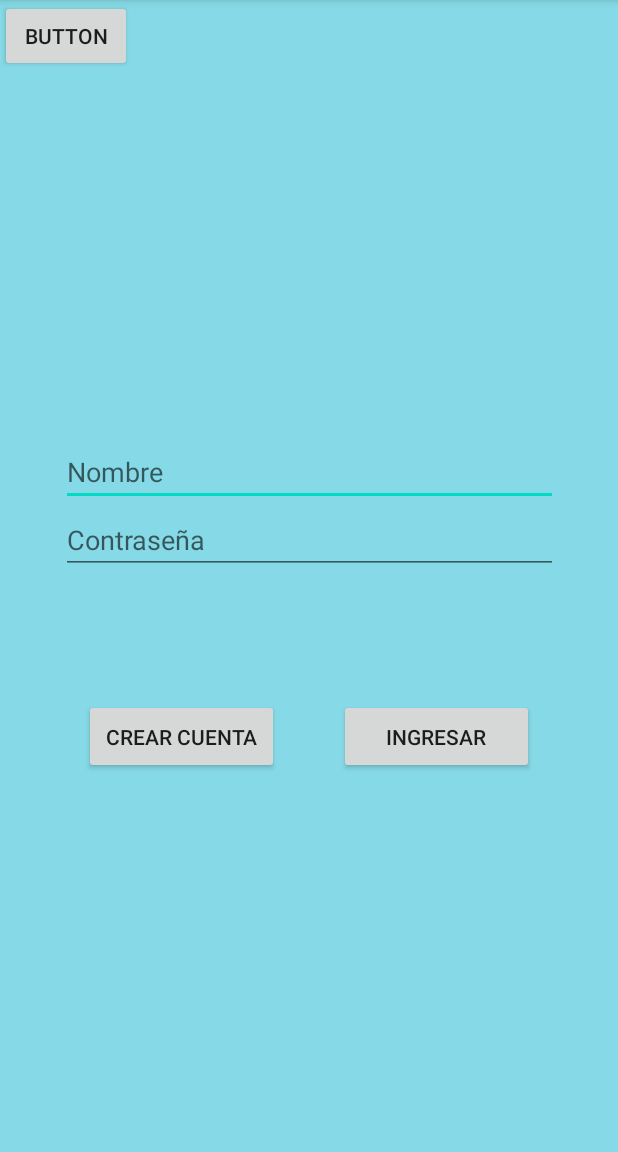
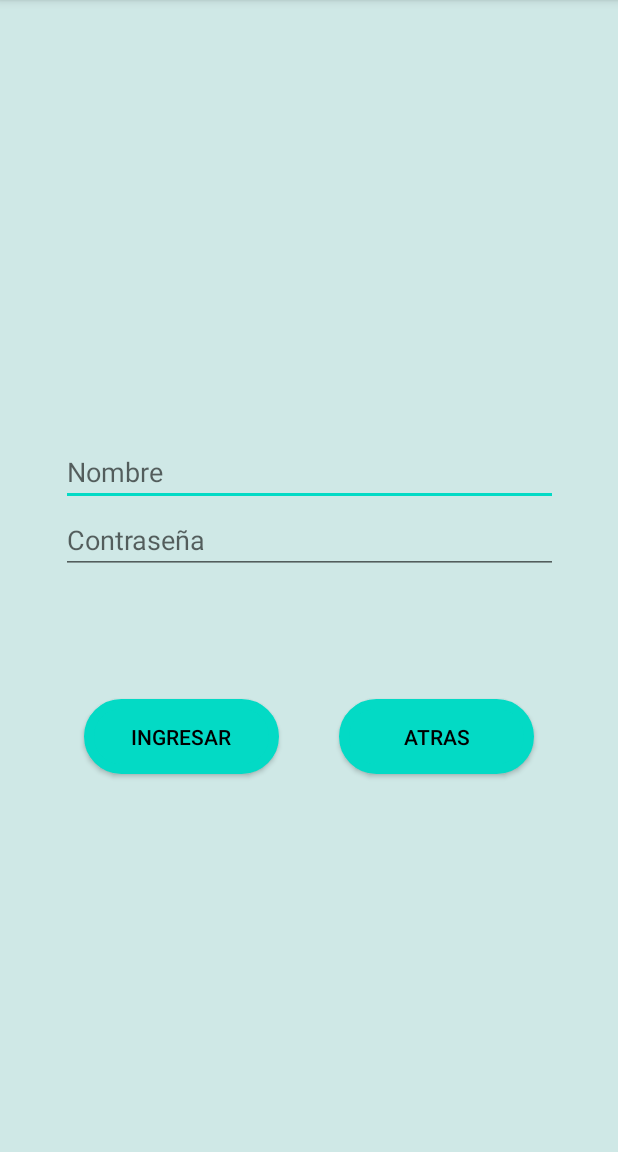
Before and after one commit to daarias48/Proyectoapps, an Android app: the screen it shows after launch (MainActivity), on a phone screen of 412 x 824 dp, the part 84-1236 px from its top. Run offline under Robolectric (Android 15) with nearby library versions, the phone set to English and light mode, and no system bars.

Commit message:
Puse un ediT6

```diff
--- /dev/null
+++ b/app/src/main/res/drawable/ovalo.xml
@@ -0,0 +1,33 @@
+<?xml version="1.0" encoding="utf-8"?>
+<shape xmlns:android="http://schemas.android.com/apk/res/android">
+    android:shape="rectangle"
+
+    >
+    <size
+        android:width="300dp"
+        android:height="50dp"
+        >
+
+    </size>
+
+    <corners
+        android:radius="25dp"
+        >
+
+    </corners>
+    <stroke
+        android:width="10px"
+        android:color="@color/colorAccent"
+        >
+
+    </stroke>
+
+    <solid
+        android:color="@color/colorAccent"
+        >
+
+    </solid>
+
+
+
+</shape>
--- a/app/src/main/res/layout/activity_main.xml
+++ b/app/src/main/res/layout/activity_main.xml
@@ -4,7 +4,7 @@
     xmlns:tools="http://schemas.android.com/tools"
     android:layout_width="match_parent"
     android:layout_height="match_parent"
-    android:background="#86D9E6"
+    android:background="#CFE8E6"
     tools:context=".MainActivity">
 
     <Button
@@ -14,7 +14,9 @@
         android:layout_marginStart="56dp"
         android:layout_marginLeft="56dp"
         android:layout_marginTop="48dp"
-        android:text="@string/BCC"
+        android:background="@drawable/ovalo"
+        android:text="@string/Bingreso"
+        android:textColor="#000000"
         app:layout_constraintStart_toStartOf="parent"
         app:layout_constraintTop_toBottomOf="@+id/linearLayout" />
 
@@ -25,7 +27,9 @@
         android:layout_marginTop="48dp"
         android:layout_marginEnd="56dp"
         android:layout_marginRight="56dp"
-        android:text="@string/Bingreso"
+        android:background="@drawable/ovalo"
+        android:text="ATRAS"
+        android:textColor="#000000"
         app:layout_constraintEnd_toEndOf="parent"
         app:layout_constraintTop_toBottomOf="@+id/linearLayout" />
 
@@ -57,11 +61,4 @@
             android:selectAllOnFocus="false" />
     </LinearLayout>
 
-    <Button
-        android:id="@+id/button5"
-        android:layout_width="wrap_content"
-        android:layout_height="wrap_content"
-        android:text="Button"
-        tools:layout_editor_absoluteX="58dp"
-        tools:layout_editor_absoluteY="608dp" />
 </androidx.constraintlayout.widget.ConstraintLayout>
--- a/app/src/main/res/values/strings.xml
+++ b/app/src/main/res/values/strings.xml
@@ -4,11 +4,13 @@
     <string name="Econtra">Contraseña</string>
     <string name="Bingreso">Ingresar</string>
     <string name="BCC">Crear cuenta</string>
+    <string name="BtAtr">Atras</string>
     <!--INTERFAZ REGISTROUSUARIO-->
     <string name="Enom">Nombre</string>
     <string name="Eusu">Nombre de usuario</string>
     <string name="ECorreo">Correo electrónico</string>
     <string name="Econtrase">Contraseña</string>
+    <string name="Erepcon">Digite nuevamente su contraseña</string>
     <string name="BtReg">Registrar</string>
     <string name="BtAtras">Atras</string>
 
```
Also changed, not shown: app/src/main/res/layout/activity_pantalla_principal.xml (+30 -21 lines), app/src/main/res/layout/activity_registro_usuario.xml (+74 -50 lines), app/src/main/res/layout/activity_responsabilidad.xml (+26 -23 lines), app/src/main/res/mipmap-xxxhdpi/LOGO APP.png (added).
